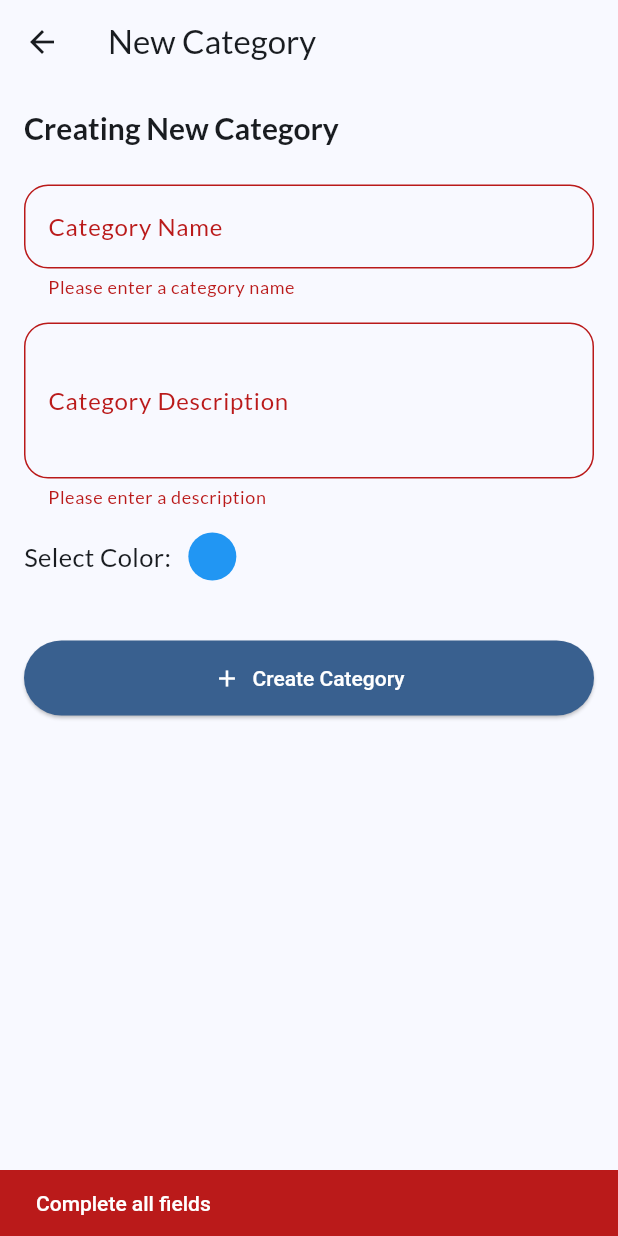
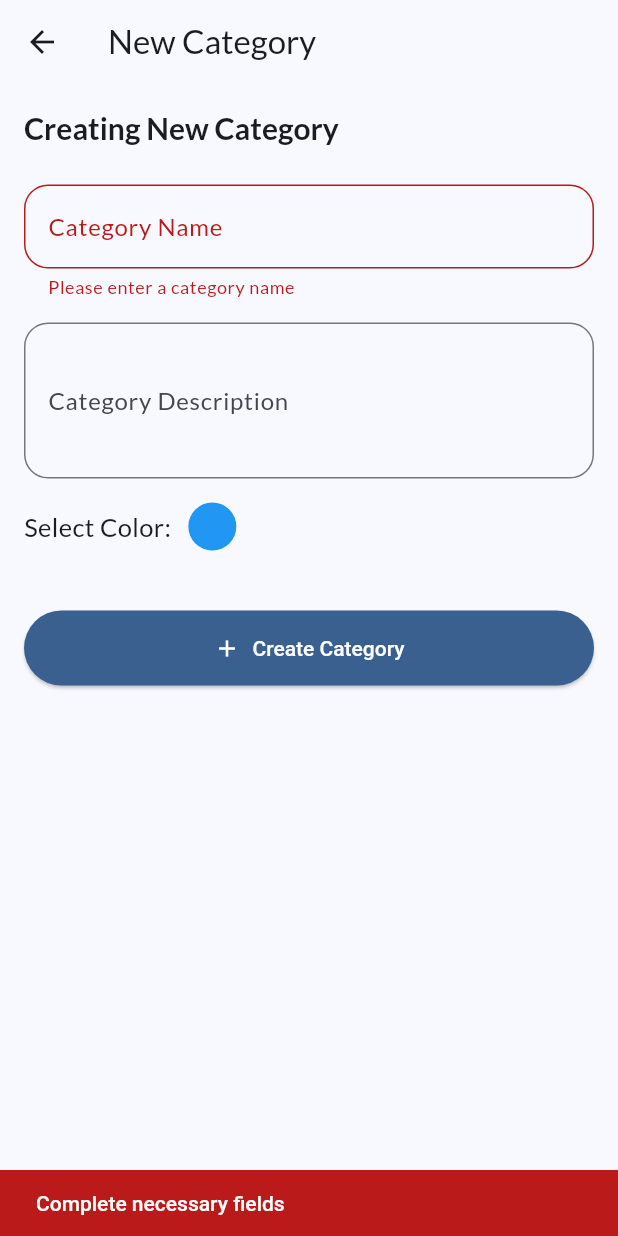
Before and after one commit to faruqonaayo/ethircle_blk_app, a Flutter app: the CategoryFormScreen screen opened directly, after a tap on "Create Category", on a phone screen of 412 x 824 dp. Run offline on Flutter 3.47's test engine with Material 3 defaults, Android fonts, the phone set to English and light mode, and no system bars; our stand-ins replace flutter_colorpicker, flutter_riverpod, google_fonts, image_picker, sqflite; accounts and stored records are empty.

Commit message:
feat: Implement category management with loading, adding, updating, and deleting categories, and integrate with database services

```diff
--- a/lib/screens/category_form_screen.dart
+++ b/lib/screens/category_form_screen.dart
@@ -2,6 +2,7 @@ import 'package:flutter/material.dart';
 import 'package:flutter_colorpicker/flutter_colorpicker.dart';
 import 'package:flutter_riverpod/flutter_riverpod.dart';
 
+import 'package:ethircle_blk_app/services/category_services.dart';
 import 'package:ethircle_blk_app/providers/categories_provider.dart';
 import 'package:ethircle_blk_app/models/category.dart';
 
@@ -29,7 +30,7 @@ class _CategoryFormScreenState extends ConsumerState<CategoryFormScreen> {
       ScaffoldMessenger.of(context).showSnackBar(
         SnackBar(
           content: Text(
-            "Complete all fields",
+            "Complete necessary fields",
             style: TextStyle(color: Theme.of(context).colorScheme.onError),
           ),
           backgroundColor: Theme.of(context).colorScheme.error,
@@ -55,6 +56,7 @@ class _CategoryFormScreenState extends ConsumerState<CategoryFormScreen> {
         updatedAt: DateTime.now(),
       );
       categoriesNotifier.editCategory(updatedCat);
+      CategoryServices.updateCategory(prevData.id, updatedCat);
       ScaffoldMessenger.of(context).showSnackBar(
         SnackBar(
           content: Text(
@@ -78,6 +80,9 @@ class _CategoryFormScreenState extends ConsumerState<CategoryFormScreen> {
     );
 
     categoriesNotifier.addNewCategory(newCategory);
+
+    CategoryServices.addCategory(newCategory);
+
     formState.reset();
 
     ScaffoldMessenger.of(context).showSnackBar(
@@ -175,12 +180,6 @@ class _CategoryFormScreenState extends ConsumerState<CategoryFormScreen> {
                     ),
                   ),
                   maxLines: 3,
-                  validator: (value) {
-                    if (value == null || value.trim().isEmpty) {
-                      return 'Please enter a description';
-                    }
-                    return null;
-                  },
                   onSaved: (newValue) {
                     _enteredDescription = newValue!;
                   },
@@ -215,8 +214,10 @@ class _CategoryFormScreenState extends ConsumerState<CategoryFormScreen> {
           const SizedBox(height: 40),
           ElevatedButton.icon(
             onPressed: _submitForm,
-            label: const Text("Create Category"),
-            icon: const Icon(Icons.add),
+            label: Text(
+              isEditing == null ? "Create Category" : "Update Category",
+            ),
+            icon: Icon(isEditing == null ? Icons.add : Icons.edit),
           ),
         ],
       ),
--- a/lib/widgets/category_card.dart
+++ b/lib/widgets/category_card.dart
@@ -1,6 +1,7 @@
 import 'package:flutter/material.dart';
 import 'package:flutter_riverpod/flutter_riverpod.dart';
 
+import 'package:ethircle_blk_app/services/category_services.dart';
 import 'package:ethircle_blk_app/screens/category_details_screen.dart';
 import 'package:ethircle_blk_app/providers/categories_provider.dart';
 import 'package:ethircle_blk_app/models/category.dart';
@@ -26,6 +27,7 @@ class CategoryCard extends ConsumerWidget {
             IconButton(
               onPressed: () {
                 categoriesNotifier.removeCategory(category.id);
+                CategoryServices.deleteCategory(category.id);
                 ScaffoldMessenger.of(context).clearSnackBars();
                 ScaffoldMessenger.of(context).showSnackBar(
                   SnackBar(
--- a/pubspec.yaml
+++ b/pubspec.yaml
@@ -40,6 +40,8 @@ dependencies:
   flutter_riverpod: ^2.6.1
   sqflite: ^2.4.2
   uuid: ^4.5.1
+  path: ^1.9.1
+  path_provider: ^2.1.5
 
 dev_dependencies:
   flutter_test:
```
Also changed, not shown: lib/providers/categories_provider.dart (+23 -0 lines), lib/screens/categories_screen.dart (+29 -3 lines), lib/services/category_services.dart (added, +48 -0 lines), lib/services/db_services.dart (added, +20 -0 lines), pubspec.lock.
